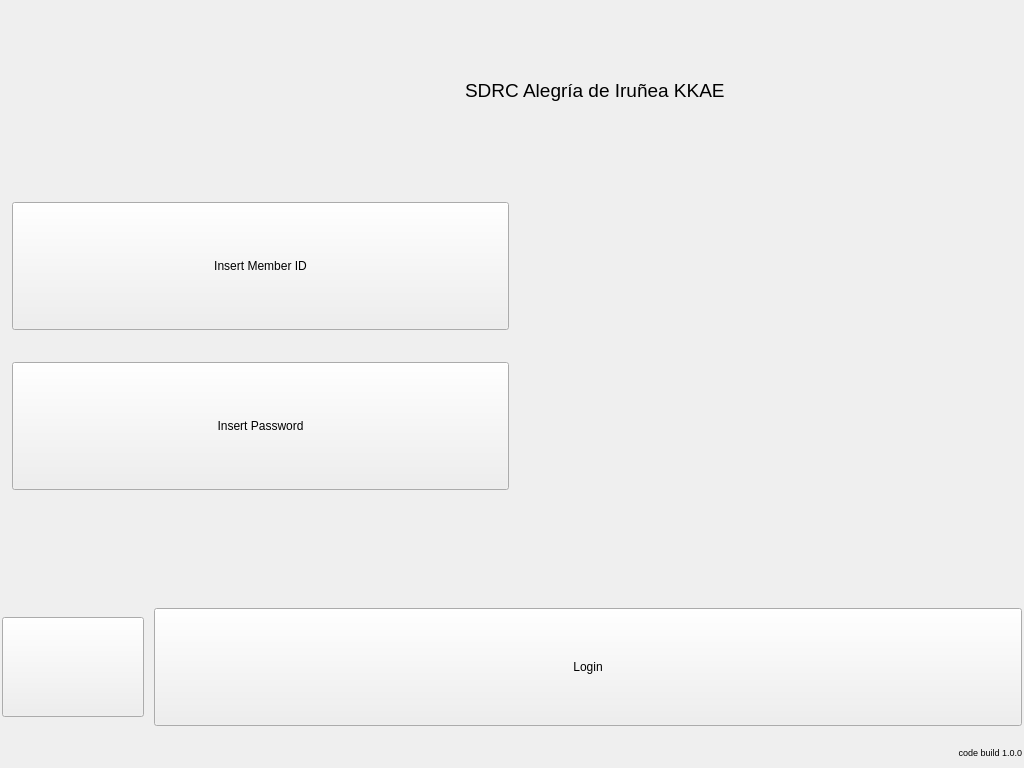
This is penyamanager/user/loginwindow.ui in eguzki/penyamanager as Qt 5 draws it before an edit. The edited form follows.
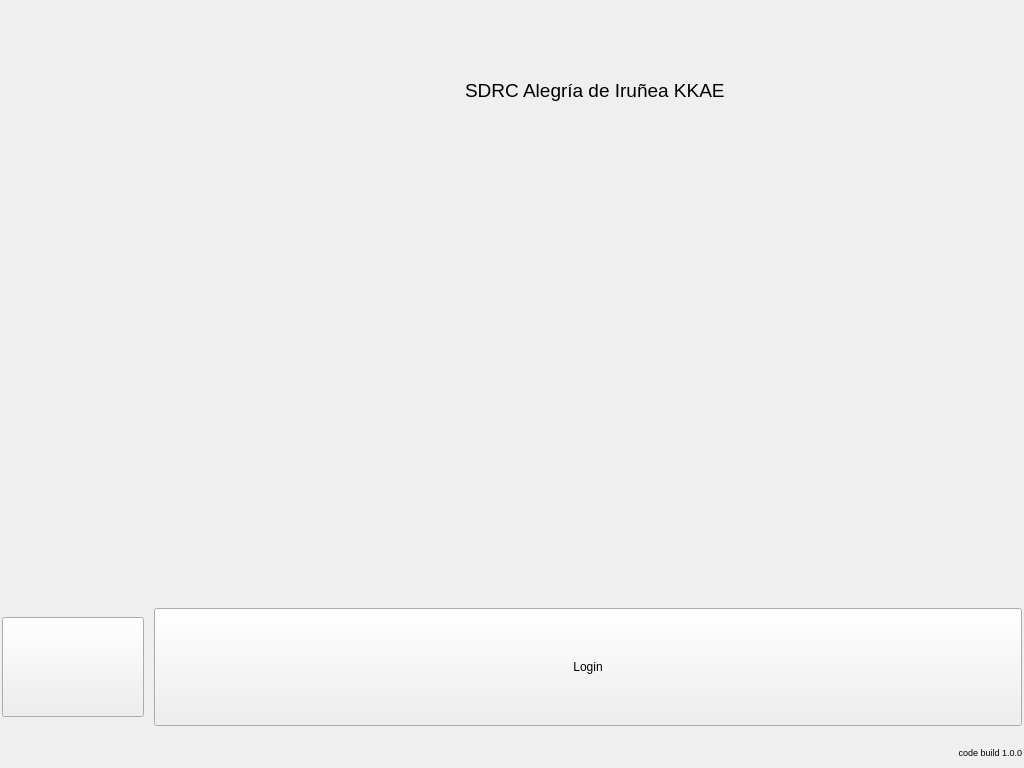
This is the edited form. Icons and pictures are not drawn.

Commit message: [FEATURE] login window workflow simplified

Diff of the .ui file:
```diff
--- a/penyamanager/user/loginwindow.ui
+++ b/penyamanager/user/loginwindow.ui
@@ -120,93 +120,7 @@
     </widget>
    </item>
    <item>
-    <widget class="QWidget" name="memberIdWidget" native="true">
-     <property name="minimumSize">
-      <size>
-       <width>0</width>
-       <height>150</height>
-      </size>
-     </property>
-     <property name="maximumSize">
-      <size>
-       <width>16777215</width>
-       <height>150</height>
-      </size>
-     </property>
-     <layout class="QHBoxLayout" name="horizontalLayout_3">
-      <item>
-       <widget class="QPushButton" name="memberIdPushButton">
-        <property name="sizePolicy">
-         <sizepolicy hsizetype="Minimum" vsizetype="Preferred">
-          <horstretch>0</horstretch>
-          <verstretch>0</verstretch>
-         </sizepolicy>
-        </property>
-        <property name="text">
-         <string extracomment="memberid button">Insert Member ID</string>
-        </property>
-       </widget>
-      </item>
-      <item>
-       <widget class="QLabel" name="memberIdLabel">
-        <property name="text">
-         <string notr="true"/>
-        </property>
-       </widget>
-      </item>
-     </layout>
-    </widget>
-   </item>
-   <item>
-    <widget class="QWidget" name="passwordWidget" native="true">
-     <property name="minimumSize">
-      <size>
-       <width>0</width>
-       <height>150</height>
-      </size>
-     </property>
-     <property name="maximumSize">
-      <size>
-       <width>16777215</width>
-       <height>150</height>
-      </size>
-     </property>
-     <layout class="QHBoxLayout" name="horizontalLayout_2">
-      <item>
-       <widget class="QPushButton" name="passwordPushButton">
-        <property name="sizePolicy">
-         <sizepolicy hsizetype="Minimum" vsizetype="Preferred">
-          <horstretch>0</horstretch>
-          <verstretch>0</verstretch>
-         </sizepolicy>
-        </property>
-        <property name="text">
-         <string>Insert Password</string>
-        </property>
-       </widget>
-      </item>
-      <item>
-       <widget class="QLabel" name="passwordLabel">
-        <property name="text">
-         <string notr="true"/>
-        </property>
-       </widget>
-      </item>
-     </layout>
-    </widget>
-   </item>
-   <item>
-    <spacer name="verticalSpacer">
-     <property name="orientation">
-      <enum>Qt::Vertical</enum>
-     </property>
-     <property name="sizeHint" stdset="0">
-      <size>
-       <width>20</width>
-       <height>40</height>
-      </size>
-     </property>
-    </spacer>
+    <widget class="QWidget" name="lastInvoiceWidget" native="true"/>
    </item>
    <item>
     <widget class="QWidget" name="loginWidget" native="true">
```
The commit also changes 6 other files.
